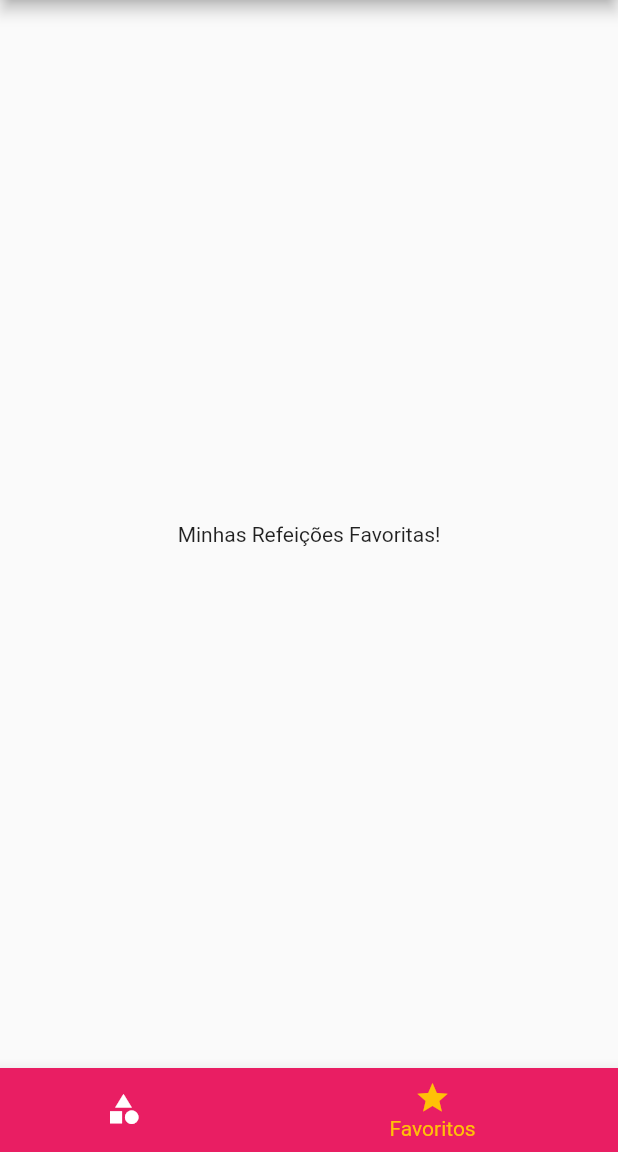
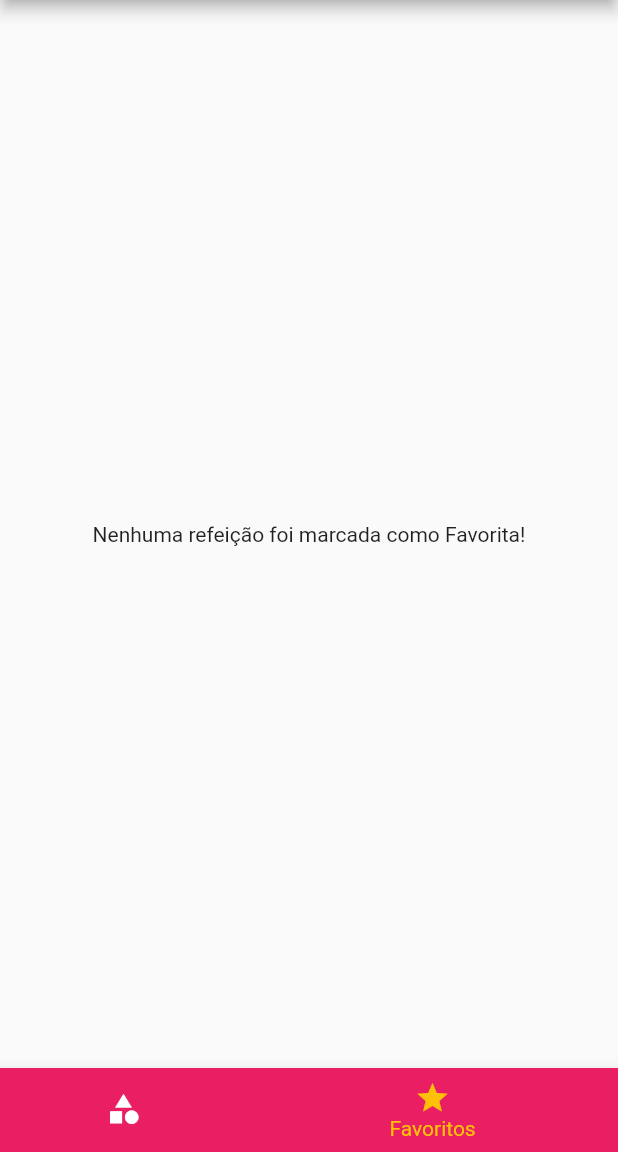
Before and after one commit to CSIRamone/meals, a Flutter app: the screen it shows after launch, item 2 of the bottom bar chosen, on a phone screen of 412 x 824 dp, the part 84-1236 px from its top. Run offline on Flutter 3.47's test engine with Material 2 defaults, Android fonts, the phone set to English and light mode, and no system bars.

Commit message:
Marcando como favorito e mostrando na tela de favoritos

```diff
--- a/lib/main.dart
+++ b/lib/main.dart
@@ -29,7 +29,7 @@ class MyApp extends StatefulWidget {
 
 class _MyAppState extends State<MyApp> {
   Settings settings = Settings();
-
+  List<Meal> _favoriteMeals = [];
   List<Meal> _availableMeals = dummyMeals;
 
   void _filterMeals(Settings settings) {
@@ -49,6 +49,18 @@ class _MyAppState extends State<MyApp> {
     });
   }
 
+  void _toggleFavorite(Meal meal) {
+    setState(() {
+      _favoriteMeals.contains(meal)
+          ? _favoriteMeals.remove(meal)
+          : _favoriteMeals.add(meal);
+    });
+  }
+
+  bool _isFavorite(Meal meal) {
+    return _favoriteMeals.contains(meal);
+  }
+
   @override
   Widget build(BuildContext context) {
     return MaterialApp(
@@ -65,10 +77,11 @@ class _MyAppState extends State<MyApp> {
             ),
       ),
       routes: {
-        AppRoutes.HOME: (context) => const TabsScreen(),
+        AppRoutes.HOME: (context) => TabsScreen(_favoriteMeals),
         AppRoutes.CATEGORIES_MEALS: (context) =>
             CategoriesMealsScreen(_availableMeals),
-        AppRoutes.MEAL_DETAIL: (context) => const MealDetailScreen(),
+        AppRoutes.MEAL_DETAIL: (context) =>
+            MealDetailScreen(_toggleFavorite, _isFavorite),
         AppRoutes.SETTINGS: (context) => SettingsScreen(settings, _filterMeals),
       },
       /*onGenerateRoute: (settings) {
--- a/lib/screens/favorite_screen.dart
+++ b/lib/screens/favorite_screen.dart
@@ -1,12 +1,24 @@
 import 'package:flutter/material.dart';
+import '../models/meal.dart';
+import '../components/meal_item.dart';
 
 class FavoriteScreen extends StatelessWidget {
-  const FavoriteScreen({super.key});
+  final List<Meal> favoriteMeals;
+
+  const FavoriteScreen(this.favoriteMeals, {super.key});
 
   @override
   Widget build(BuildContext context) {
-    return const Center(
-      child: Text('Minhas Refeições Favoritas!'),
-    );
+    if (favoriteMeals.isEmpty) {
+      return const Center(
+        child: Text('Nenhuma refeição foi marcada como Favorita!'),
+      );
+    } else {
+      return ListView.builder(
+          itemCount: favoriteMeals.length,
+          itemBuilder: (context, index) {
+            return MealItem(favoriteMeals[index]);
+          });
+    }
   }
 }
--- a/lib/screens/tabs_screen.dart
+++ b/lib/screens/tabs_screen.dart
@@ -2,9 +2,12 @@ import 'package:flutter/material.dart';
 import 'category_screen.dart';
 import 'favorite_screen.dart';
 import '../components/main_drawer.dart';
+import '../models/meal.dart';
 
 class TabsScreen extends StatefulWidget {
-  const TabsScreen({super.key});
+  final List<Meal> favoriteMeals;
+
+  const TabsScreen(this.favoriteMeals, {super.key});
 
   @override
   State<TabsScreen> createState() => _TabsScreenState();
@@ -12,10 +15,22 @@ class TabsScreen extends StatefulWidget {
 
 class _TabsScreenState extends State<TabsScreen> {
   int _selectedScreenIndex = 0;
-  final List<Map<String, Object>> _screens = [
-    {'title': 'Lista de Categorias', 'screen': const CategoriesScreen()},
-    {'title': 'Meus Favoritos', 'screen': const FavoriteScreen()},
-  ];
+  late List<Map<String, Object>> _screens;
+
+  @override
+  initState() {
+    super.initState();
+    _screens = [
+      {
+        'title': 'Lista de Categorias',
+        'screen': const CategoriesScreen(),
+      },
+      {
+        'title': 'Meus Favoritos',
+        'screen': FavoriteScreen(widget.favoriteMeals)
+      },
+    ];
+  }
 
   _selectScreen(int index) {
     setState(() {
```
Also changed, not shown: lib/screens/meal_detail_screen.dart (+6 -3 lines).
